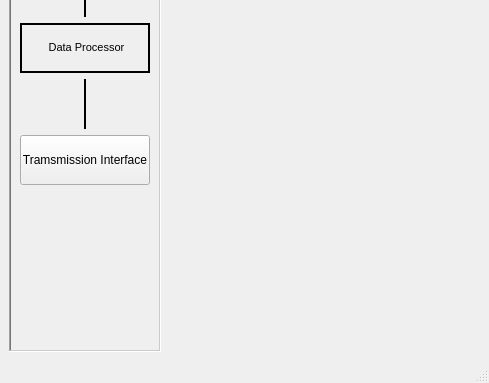
Before: the Qt Designer form elephant/src/elephant/qelephantmainwindow.ui in Quenii/ADCEVM, drawn with Qt 5; both pictures show x 0 to 489 and y 371 to 754 of the 489 by 754 pixel window.
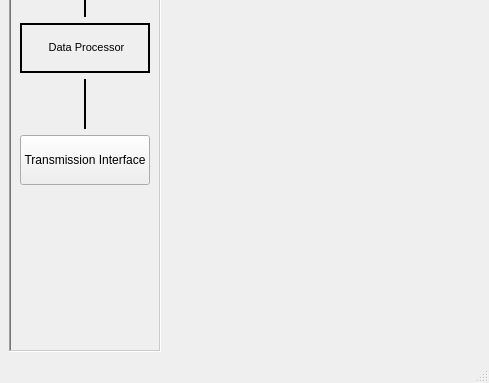
After: the same form once the commit is applied. Icons and pictures are not drawn. Custom widgets are drawn as their Qt base class.

```diff
--- a/elephant/src/elephant/qelephantmainwindow.ui
+++ b/elephant/src/elephant/qelephantmainwindow.ui
@@ -399,7 +399,7 @@
            </size>
           </property>
           <property name="text">
-           <string>Tramsmission Interface</string>
+           <string>Transmission Interface</string>
           </property>
          </widget>
         </item>
```
